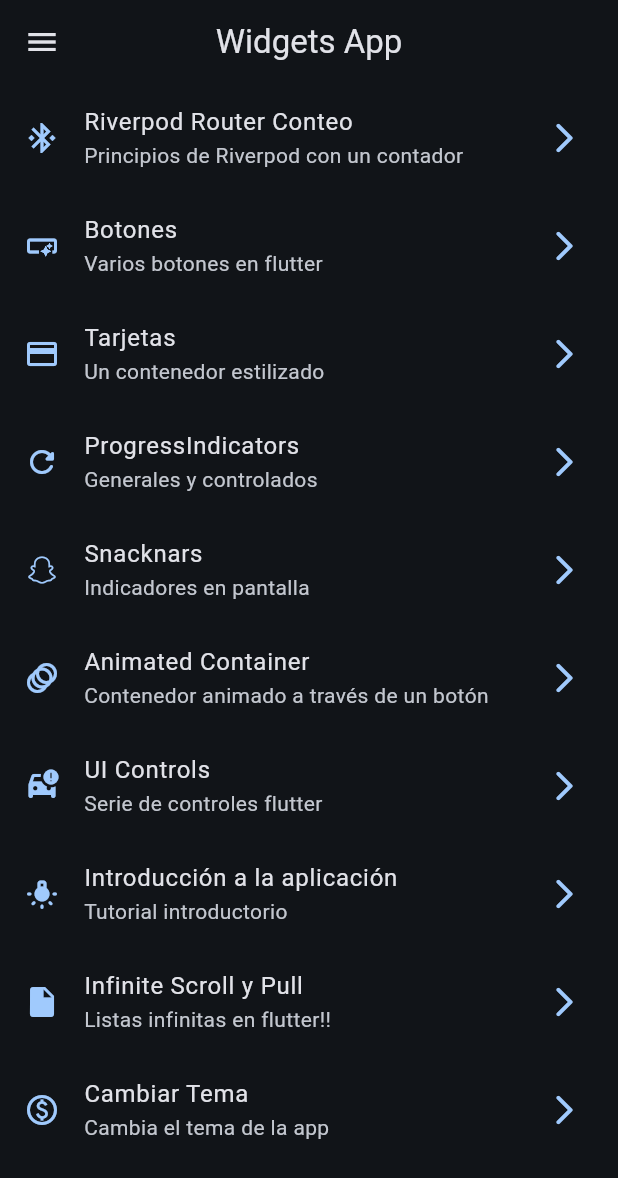
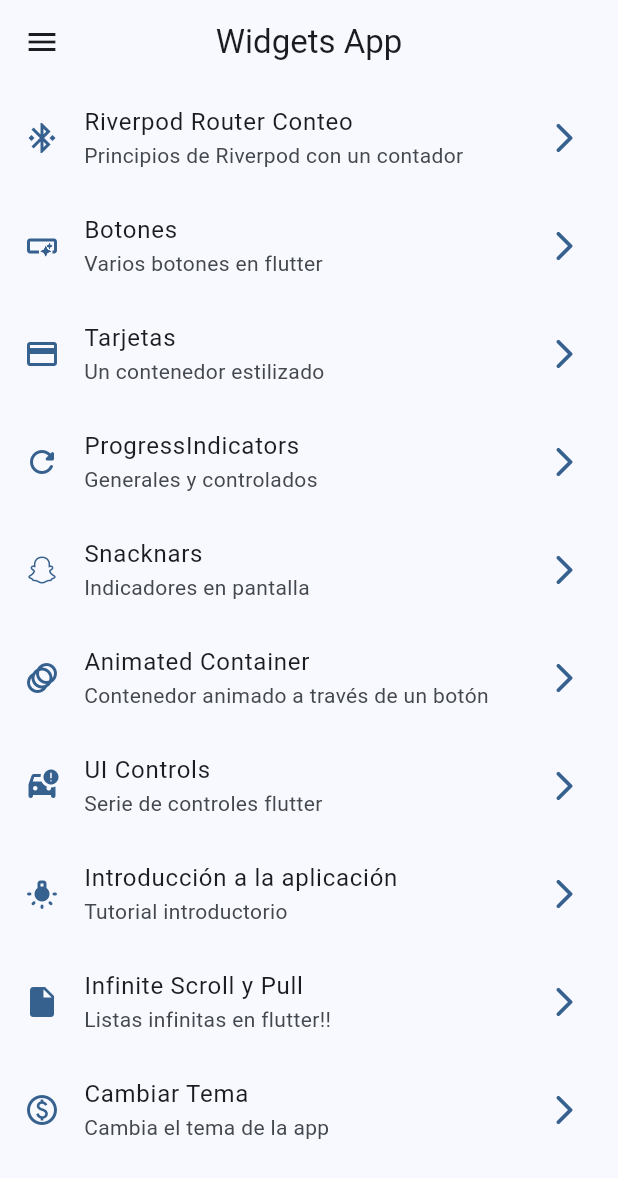
Before and after one commit to JonaxelN/widgets_app, a Flutter app: the screen it shows after launch, on a phone screen of 412 x 824 dp. Shown: the top 1178 px of the screen. Run offline on Flutter 3.47's test engine with Material 2 defaults, Android fonts, the phone set to English and light mode, and no system bars; our stand-ins replace animate_do, flutter_riverpod, go_router.

Commit message:
Riverpod Primera instancia

```diff
--- a/lib/config/theme/app_theme.dart
+++ b/lib/config/theme/app_theme.dart
@@ -25,4 +25,9 @@ class AppTheme {
       colorSchemeSeed: colorList[selectedColor],
       brightness: isDarkMode ? Brightness.dark : Brightness.light,
       appBarTheme: const AppBarTheme(centerTitle: true));
+
+  AppTheme copyWith({int? selectedColor, bool? isDarkMode}) => AppTheme(
+        selectedColor: selectedColor ?? this.selectedColor,
+        isDarkMode: isDarkMode ?? this.isDarkMode,
+      );
 }
--- a/lib/main.dart
+++ b/lib/main.dart
@@ -14,13 +14,12 @@ class MainApp extends ConsumerWidget {
 
   @override
   Widget build(BuildContext context, ref) {
-    final darkMode = ref.watch(isDarkModeProvider);
-    final selectedColor = ref.watch(selectedColorProvider);
+    // final darkMode = ref.watch(isDarkModeProvider);
+    // final selectedColor = ref.watch(selectedColorProvider);
+    final appTheme = ref.watch(themeNotifierProvider);
     return MaterialApp.router(
-      title: 'Flutter Widgets',
-      routerConfig: appRouter,
-      theme: AppTheme(selectedColor: selectedColor, isDarkMode: darkMode)
-          .getTheme(),
-    );
+        title: 'Flutter Widgets',
+        routerConfig: appRouter,
+        theme: appTheme.getTheme());
   }
 }
--- a/lib/presentation/providers/theme_provider.dart
+++ b/lib/presentation/providers/theme_provider.dart
@@ -6,4 +6,22 @@ final isDarkModeProvider = StateProvider((ref) => true);
 //Listado de colores inmutables
 final colorListProvider = Provider((ref) => colorList);
 
+//Un simple int
 final selectedColorProvider = StateProvider((ref) => 0);
+
+//Un objeto de tipo AppTheme (custom)
+final themeNotifierProvider =
+    StateNotifierProvider<ThemeNotifier, AppTheme>((ref) => ThemeNotifier());
+
+class ThemeNotifier extends StateNotifier<AppTheme> {
+  //STATE = Estado = new AppTheme();
+  ThemeNotifier() : super(AppTheme());
+
+  void toggleDarkMode() {
+    state = state.copyWith(isDarkMode: !state.isDarkMode);
+  }
+
+  void changeColorScheme(selectedColor) {
+    state = state.copyWith(selectedColor: selectedColor);
+  }
+}
```
Also changed, not shown: lib/presentation/screens/theme_changer/theme_changer_screen.dart (+9 -5 lines).
